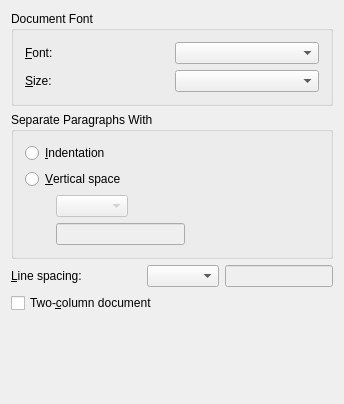
Above: src/frontends/qt4/ui/TextLayoutUi.ui from cburschka/lyx before the change. Below: the same form after it.
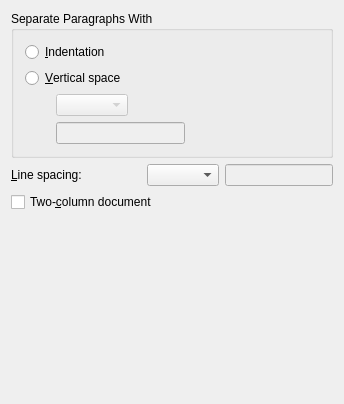
That is the form after the change. Custom widgets are drawn as their Qt base class.

Commit message: The Grand Font Selection Redesign:

```diff
--- a/src/frontends/qt4/ui/TextLayoutUi.ui
+++ b/src/frontends/qt4/ui/TextLayoutUi.ui
@@ -22,75 +22,6 @@
    <property name="spacing" >
     <number>6</number>
    </property>
-   <item>
-    <layout class="QHBoxLayout" >
-     <property name="margin" >
-      <number>0</number>
-     </property>
-     <property name="spacing" >
-      <number>6</number>
-     </property>
-     <item>
-      <widget class="QGroupBox" name="GroupBox3" >
-       <property name="title" >
-        <string>Document Font</string>
-       </property>
-       <layout class="QGridLayout" >
-        <property name="margin" >
-         <number>11</number>
-        </property>
-        <property name="spacing" >
-         <number>6</number>
-        </property>
-        <item row="0" column="0" >
-         <widget class="QLabel" name="TextLabel2" >
-          <property name="text" >
-           <string>&amp;Font:</string>
-          </property>
-          <property name="buddy" >
-           <cstring>fontsCO</cstring>
-          </property>
-         </widget>
-        </item>
-        <item row="1" column="1" >
-         <widget class="QComboBox" name="fontsizeCO" >
-          <property name="sizePolicy" >
-           <sizepolicy>
-            <hsizetype>5</hsizetype>
-            <vsizetype>0</vsizetype>
-            <horstretch>0</horstretch>
-            <verstretch>0</verstretch>
-           </sizepolicy>
-          </property>
-         </widget>
-        </item>
-        <item row="0" column="1" >
-         <widget class="QComboBox" name="fontsCO" >
-          <property name="sizePolicy" >
-           <sizepolicy>
-            <hsizetype>5</hsizetype>
-            <vsizetype>0</vsizetype>
-            <horstretch>0</horstretch>
-            <verstretch>0</verstretch>
-           </sizepolicy>
-          </property>
-         </widget>
-        </item>
-        <item row="1" column="0" >
-         <widget class="QLabel" name="TextLabel2_2" >
-          <property name="text" >
-           <string>&amp;Size:</string>
-          </property>
-          <property name="buddy" >
-           <cstring>fontsizeCO</cstring>
-          </property>
-         </widget>
-        </item>
-       </layout>
-      </widget>
-     </item>
-    </layout>
-   </item>
    <item>
     <widget class="QGroupBox" name="ButtonGroup6" >
      <property name="title" >
```
Left out of the diff: 2 changed lines with no effect on the pictures. The commit also changes 34 other files.
